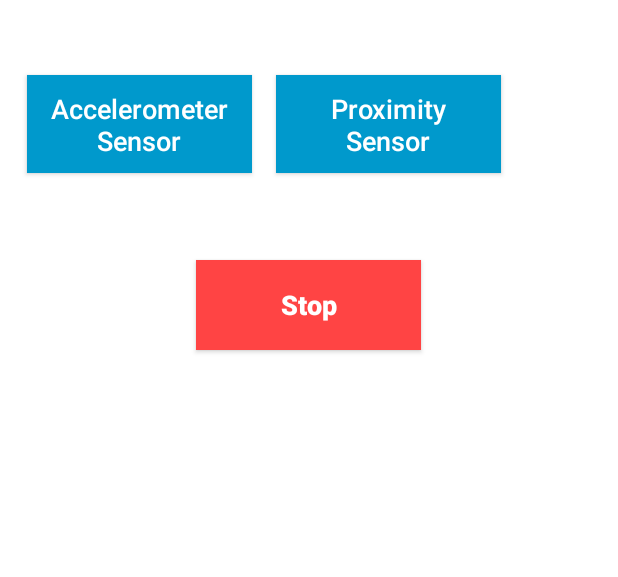
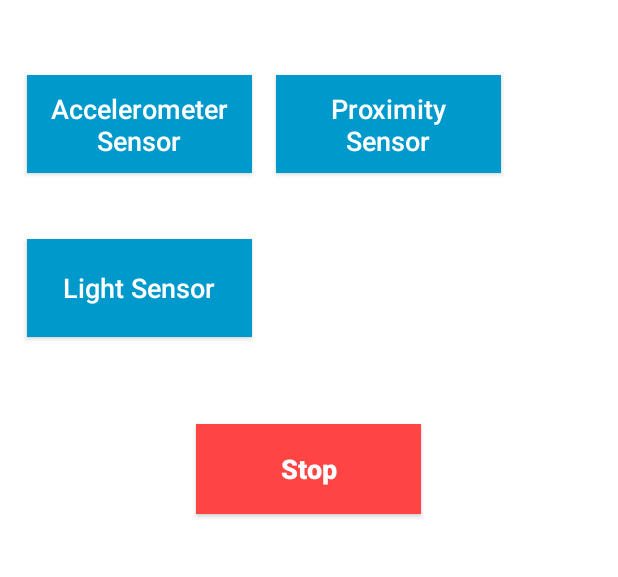
Before and after one commit to singhaditi2004/android-sensors, an Android app: the screen it shows after launch (MainActivity), on a phone screen of 412 x 824 dp, the part 242-819 px from its top. Run offline under Robolectric (Android 15) with nearby library versions, the phone set to English and light mode, and no system bars.

Commit message:
Light sensor

```diff
--- a/app/src/main/java/com/example/sensors/MainActivity.java
+++ b/app/src/main/java/com/example/sensors/MainActivity.java
@@ -17,7 +17,7 @@ import androidx.core.view.ViewCompat;
 import androidx.core.view.WindowInsetsCompat;
 
 public class MainActivity extends AppCompatActivity implements SensorEventListener {
-    AppCompatButton accelor, stop,proxi;
+    AppCompatButton accelor, stop, proxi, light;
 
     @Override
     protected void onCreate(Bundle savedInstanceState) {
@@ -37,21 +37,28 @@ public class MainActivity extends AppCompatActivity implements SensorEventListen
                     }
                 }
             });
-        } else {
-            Toast.makeText(this, "No sensor found", Toast.LENGTH_SHORT).show();
-        }
-        proxi=findViewById(R.id.proxi);
+
+            proxi = findViewById(R.id.proxi);
             proxi.setOnClickListener(new View.OnClickListener() {
                 @Override
                 public void onClick(View v) {
-                Sensor proxi= sm.getDefaultSensor(Sensor.TYPE_PROXIMITY);
-                if(proxi!=null){
-                    sm.registerListener(MainActivity.this,proxi,SensorManager.SENSOR_DELAY_NORMAL);
+                    Sensor proxi = sm.getDefaultSensor(Sensor.TYPE_PROXIMITY);
+                    if (proxi != null) {
+                        sm.registerListener(MainActivity.this, proxi, SensorManager.SENSOR_DELAY_NORMAL);
                     }
                 }
             });
-
-        stop=findViewById(R.id.stop);
+            light = findViewById(R.id.light);
+            light.setOnClickListener(new View.OnClickListener() {
+                @Override
+                public void onClick(View v) {
+                    Sensor lightt = sm.getDefaultSensor(Sensor.TYPE_LIGHT);
+                    if (lightt != null) {
+                        sm.registerListener(MainActivity.this, lightt, SensorManager.SENSOR_DELAY_NORMAL);
+                    }
+                }
+            });
+            stop = findViewById(R.id.stop);
             stop.setOnClickListener(new View.OnClickListener() {
                 @Override
                 public void onClick(View v) {
@@ -60,6 +67,9 @@ public class MainActivity extends AppCompatActivity implements SensorEventListen
 
                 }
             });
+        } else {
+            Toast.makeText(this, "No sensor found", Toast.LENGTH_SHORT).show();
+        }
         ViewCompat.setOnApplyWindowInsetsListener(findViewById(R.id.main), (v, insets) -> {
             Insets systemBars = insets.getInsets(WindowInsetsCompat.Type.systemBars());
             v.setPadding(systemBars.left, systemBars.top, systemBars.right, systemBars.bottom);
@@ -75,13 +85,17 @@ public class MainActivity extends AppCompatActivity implements SensorEventListen
         }
         if (event.sensor.getType() == Sensor.TYPE_PROXIMITY) {
             TextView txt = findViewById(R.id.sensorsText);
-            txt.setText("Values "+event.values[0]);
-            if(event.values[0]>0){
+            txt.setText("Values " + event.values[0]);
+            if (event.values[0] > 0) {
                 Toast.makeText(this, "Object is far", Toast.LENGTH_SHORT).show();
-            }
-            else {
+            } else {
                 Toast.makeText(this, "Object is near", Toast.LENGTH_SHORT).show();
             }
+        }
+        if (event.sensor.getType() == Sensor.TYPE_LIGHT) {
+            TextView txt = findViewById(R.id.sensorsText);
+            txt.setText("values of light sensor "+event.values[0]);
+
         }
     }
 
--- a/app/src/main/res/layout/activity_main.xml
+++ b/app/src/main/res/layout/activity_main.xml
@@ -5,8 +5,8 @@
     android:id="@+id/main"
     android:layout_width="match_parent"
     android:layout_height="match_parent"
+    android:background="@color/white"
     android:orientation="vertical"
-    android:background="@color/white"
     tools:context=".MainActivity">
 
     <TextView
@@ -15,8 +15,8 @@
         android:layout_height="wrap_content"
         android:layout_gravity="center"
         android:layout_marginTop="130dp"
+        android:gravity="center"
         android:text="Sensors"
-        android:gravity="center"
         android:textColor="@color/black"
         android:textSize="23dp" />
 
@@ -40,6 +40,7 @@
             android:textAllCaps="false"
             android:textColor="@color/white"
             android:textSize="18dp" />
+
         <androidx.appcompat.widget.AppCompatButton
             android:id="@+id/proxi"
             android:layout_width="150dp"
@@ -48,6 +49,27 @@
             android:background="@android:color/holo_blue_dark"
             android:padding="10dp"
             android:text="Proximity Sensor"
+            android:textAllCaps="false"
+            android:textColor="@color/white"
+            android:textSize="18dp" />
+    </LinearLayout>
+
+    <LinearLayout
+        android:layout_width="match_parent"
+        android:layout_height="wrap_content"
+        android:layout_gravity="center"
+        android:layout_marginTop="8dp"
+        android:orientation="horizontal"
+        android:padding="10dp">
+
+        <androidx.appcompat.widget.AppCompatButton
+            android:id="@+id/light"
+            android:layout_width="150dp"
+            android:layout_height="65dp"
+            android:layout_margin="8dp"
+            android:background="@android:color/holo_blue_dark"
+            android:padding="10dp"
+            android:text="Light Sensor"
             android:textAllCaps="false"
             android:textColor="@color/white"
             android:textSize="18dp" />
```
Lines whose indentation alone changed are shown as unchanged.
